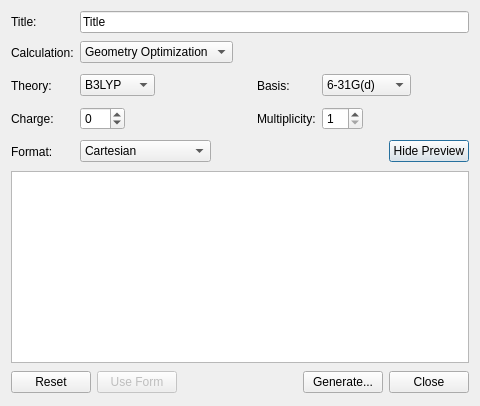
First picture: the form in libavogadro/src/extensions/quantuminput/teracheminputdialog.ui, repository AlbertDeFusco/avogadro, before the edit.
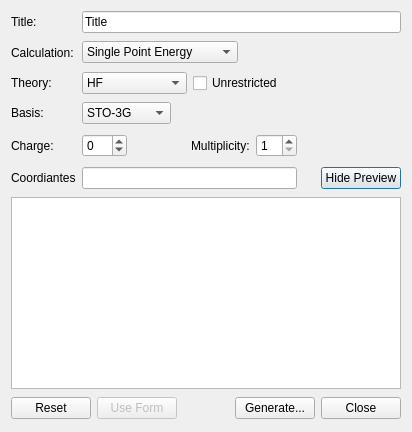
Second picture: the form after the edit.

Commit message:
Very simple keywords supported
Important features include
  1. If multiplicity > 1 : force unrestricted calculations

Since I do not know which basis sets have been included in version 1.45
I have provedided a subset of sets containing up to d functions.
I should probably also set a warning if the user requests a graident or
optimization (ts) run with d functions.

The edit to the form file:
```diff
--- a/libavogadro/src/extensions/quantuminput/teracheminputdialog.ui
+++ b/libavogadro/src/extensions/quantuminput/teracheminputdialog.ui
@@ -35,7 +35,7 @@
        </property>
       </widget>
      </item>
-     <item row="0" column="1" colspan="3">
+     <item row="0" column="1" colspan="2">
       <widget class="QLineEdit" name="titleLine">
        <property name="text">
         <string>Title</string>
@@ -57,13 +57,23 @@
        <item>
         <widget class="QComboBox" name="calculationCombo">
          <property name="currentIndex">
-          <number>1</number>
+          <number>0</number>
          </property>
          <item>
           <property name="text">
            <string>Single Point Energy</string>
           </property>
          </item>
+         <item>
+          <property name="text">
+           <string>Project Bais Set</string>
+          </property>
+         </item>
+         <item>
+          <property name="text">
+           <string>Gradient</string>
+          </property>
+         </item>
          <item>
           <property name="text">
            <string>Geometry Optimization</string>
@@ -71,7 +81,12 @@
          </item>
          <item>
           <property name="text">
-           <string>Frequencies</string>
+           <string>Transition State Search</string>
+          </property>
+         </item>
+         <item>
+          <property name="text">
+           <string>Molecular Dynamics</string>
           </property>
          </item>
         </widget>
@@ -91,7 +106,7 @@
        </item>
       </layout>
      </item>
-     <item row="1" column="3">
+     <item row="1" column="2">
       <layout class="QHBoxLayout" name="horizontalLayout_5">
        <item>
         <spacer name="horizontalSpacer_5">
@@ -126,7 +141,7 @@
           <bool>false</bool>
          </property>
          <property name="currentIndex">
-          <number>2</number>
+          <number>0</number>
          </property>
          <item>
           <property name="text">
@@ -135,7 +150,7 @@
          </item>
          <item>
           <property name="text">
-           <string>MP2</string>
+           <string>BLYP</string>
           </property>
          </item>
          <item>
@@ -143,6 +158,11 @@
            <string>B3LYP</string>
           </property>
          </item>
+         <item>
+          <property name="text">
+           <string>B3LYP1</string>
+          </property>
+         </item>
          <item>
           <property name="text">
            <string>B3LYP5</string>
@@ -150,124 +170,26 @@
          </item>
          <item>
           <property name="text">
-           <string>EDF1</string>
+           <string>PBE</string>
           </property>
          </item>
          <item>
           <property name="text">
-           <string>M06-2X</string>
+           <string>REVPBE</string>
           </property>
          </item>
-         <item>
-          <property name="text">
-           <string>CCSD</string>
-          </property>
-         </item>
         </widget>
        </item>
        <item>
-        <spacer name="horizontalSpacer_3">
-         <property name="orientation">
-          <enum>Qt::Horizontal</enum>
+        <widget class="QCheckBox" name="checkUnrestricted">
+         <property name="text">
+          <string>Unrestricted</string>
          </property>
-         <property name="sizeHint" stdset="0">
-          <size>
-           <width>58</width>
-           <height>27</height>
-          </size>
-         </property>
-        </spacer>
-       </item>
-      </layout>
-     </item>
-     <item row="2" column="2">
-      <widget class="QLabel" name="label_5">
-       <property name="text">
-        <string>Basis:</string>
-       </property>
-       <property name="buddy">
-        <cstring>basisCombo</cstring>
-       </property>
-      </widget>
-     </item>
-     <item row="2" column="3">
-      <layout class="QHBoxLayout" name="horizontalLayout_6">
-       <item>
-        <widget class="QComboBox" name="basisCombo">
-         <property name="accessibleDescription">
-          <string notr="true"/>
-         </property>
-         <property name="currentIndex">
-          <number>2</number>
-         </property>
-         <item>
-          <property name="text">
-           <string>STO-3G</string>
-          </property>
-         </item>
-         <item>
-          <property name="text">
-           <string>3-21G</string>
-          </property>
-         </item>
-         <item>
-          <property name="text">
-           <string>6-31G(d)</string>
-          </property>
-         </item>
-         <item>
-          <property name="text">
-           <string>6-31G(d,p)</string>
-          </property>
-         </item>
-         <item>
-          <property name="text">
-           <string>6-31+G(d)</string>
-          </property>
-         </item>
-         <item>
-          <property name="text">
-           <string>6-311G(d)</string>
-          </property>
-         </item>
-         <item>
-          <property name="text">
-           <string>cc-pVDZ</string>
-          </property>
-         </item>
-         <item>
-          <property name="text">
-           <string>cc-pVTZ</string>
-          </property>
-         </item>
-         <item>
-          <property name="text">
-           <string>LANL2DZ</string>
-          </property>
-         </item>
-         <item>
-          <property name="text">
-           <string>LACVP</string>
-          </property>
-         </item>
         </widget>
        </item>
-       <item>
-        <spacer name="horizontalSpacer_6">
-         <property name="orientation">
-          <enum>Qt::Horizontal</enum>
-         </property>
-         <property name="sizeHint" stdset="0">
-          <size>
-           <width>58</width>
-           <height>26</height>
-          </size>
-         </property>
-        </spacer>
-       </item>
       </layout>
      </item>
-     <item row="3" column="0">
+     <item row="4" column="0">
       <widget class="QLabel" name="label_3">
        <property name="text">
         <string>Charge:</string>
@@ -277,7 +199,7 @@
        </property>
       </widget>
      </item>
-     <item row="3" column="1">
+     <item row="4" column="1">
       <layout class="QHBoxLayout" name="horizontalLayout_4">
        <item>
         <widget class="QSpinBox" name="chargeSpin">
@@ -302,20 +224,16 @@
          </property>
         </spacer>
        </item>
-      </layout>
-     </item>
-     <item row="3" column="2">
-      <widget class="QLabel" name="label_6">
-       <property name="text">
-        <string>Multiplicity:</string>
-       </property>
-       <property name="buddy">
-        <cstring>multiplicitySpin</cstring>
-       </property>
-      </widget>
-     </item>
-     <item row="3" column="3">
-      <layout class="QHBoxLayout" name="horizontalLayout_7">
+       <item>
+        <widget class="QLabel" name="label_6">
+         <property name="text">
+          <string>Multiplicity:</string>
+         </property>
+         <property name="buddy">
+          <cstring>multiplicitySpin</cstring>
+         </property>
+        </widget>
+       </item>
        <item>
         <widget class="QSpinBox" name="multiplicitySpin">
          <property name="minimum">
@@ -326,6 +244,10 @@
          </property>
         </widget>
        </item>
+      </layout>
+     </item>
+     <item row="4" column="2">
+      <layout class="QHBoxLayout" name="horizontalLayout_7">
        <item>
         <spacer name="horizontalSpacer_7">
          <property name="orientation">
@@ -341,59 +263,21 @@
        </item>
       </layout>
      </item>
-     <item row="4" column="0">
+     <item row="5" column="0">
       <widget class="QLabel" name="label_10">
        <property name="text">
-        <string>Format:</string>
-       </property>
-       <property name="buddy">
-        <cstring>coordCombo</cstring>
+        <string>Coordiantes</string>
        </property>
       </widget>
      </item>
-     <item row="4" column="1">
+     <item row="5" column="1">
       <layout class="QHBoxLayout" name="horizontalLayout_9">
        <item>
-        <widget class="QComboBox" name="coordCombo">
-         <property name="enabled">
-          <bool>true</bool>
-         </property>
-         <property name="currentIndex">
-          <number>0</number>
-         </property>
-         <item>
-          <property name="text">
-           <string>Cartesian</string>
-          </property>
-         </item>
-         <item>
-          <property name="text">
-           <string>Z-matrix</string>
-          </property>
-         </item>
-         <item>
-          <property name="text">
-           <string>Z-matrix (compact)</string>
-          </property>
-         </item>
-        </widget>
-       </item>
-       <item>
-        <spacer name="horizontalSpacer_9">
-         <property name="orientation">
-          <enum>Qt::Horizontal</enum>
-         </property>
-         <property name="sizeHint" stdset="0">
-          <size>
-           <width>18</width>
-           <height>27</height>
-          </size>
-         </property>
-        </spacer>
+        <widget class="QLineEdit" name="coordFile"/>
        </item>
       </layout>
      </item>
-     <item row="4" column="3">
+     <item row="5" column="2">
       <layout class="QHBoxLayout" name="horizontalLayout_10">
        <item>
         <spacer name="horizontalSpacer_8">
@@ -423,6 +307,78 @@
        </item>
       </layout>
      </item>
+     <item row="3" column="0">
+      <widget class="QLabel" name="label_5">
+       <property name="text">
+        <string>Basis:</string>
+       </property>
+       <property name="buddy">
+        <cstring>basisCombo</cstring>
+       </property>
+      </widget>
+     </item>
+     <item row="3" column="1">
+      <layout class="QHBoxLayout" name="horizontalLayout_6">
+       <item>
+        <widget class="QComboBox" name="basisCombo">
+         <property name="accessibleDescription">
+          <string notr="true"/>
+         </property>
+         <property name="currentIndex">
+          <number>0</number>
+         </property>
+         <item>
+          <property name="text">
+           <string>STO-3G</string>
+          </property>
+         </item>
+         <item>
+          <property name="text">
+           <string>3-21G</string>
+          </property>
+         </item>
+         <item>
+          <property name="text">
+           <string>6-31G(d)</string>
+          </property>
+         </item>
+         <item>
+          <property name="text">
+           <string>6-31G(d,p)</string>
+          </property>
+         </item>
+         <item>
+          <property name="text">
+           <string>6-31+G(d)</string>
+          </property>
+         </item>
+         <item>
+          <property name="text">
+           <string>6-311G(d)</string>
+          </property>
+         </item>
+         <item>
+          <property name="text">
+           <string>cc-pVDZ</string>
+          </property>
+         </item>
+        </widget>
+       </item>
+       <item>
+        <spacer name="horizontalSpacer_6">
+         <property name="orientation">
+          <enum>Qt::Horizontal</enum>
+         </property>
+         <property name="sizeHint" stdset="0">
+          <size>
+           <width>58</width>
+           <height>26</height>
+          </size>
+         </property>
+        </spacer>
+       </item>
+      </layout>
+     </item>
     </layout>
    </item>
    <item>
@@ -430,6 +386,12 @@
      <property name="enabled">
       <bool>true</bool>
      </property>
+     <property name="font">
+      <font>
+       <family>Monospace</family>
+       <stylestrategy>PreferAntialias</stylestrategy>
+      </font>
+     </property>
      <property name="readOnly">
       <bool>false</bool>
      </property>
```
Left out of the diff: 2 changed lines with no effect on the pictures. The commit also changes 2 other files.
